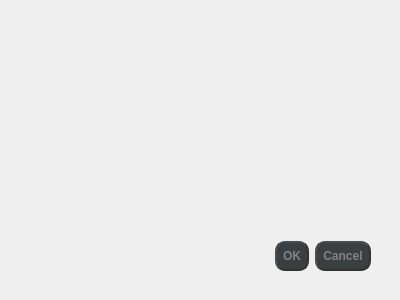
Before: the Qt Designer form settings.ui in michalszc/BrainfuckIDE, drawn with Qt 5.
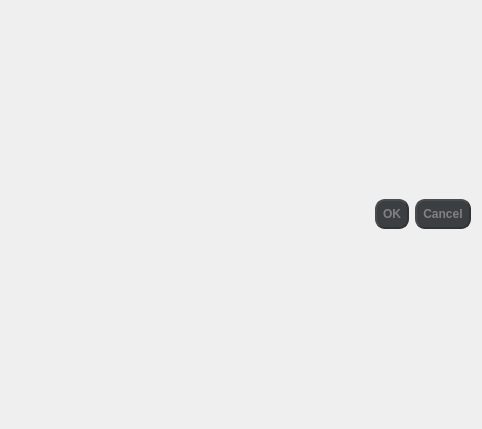
After: the same form once the commit is applied.

What changed in the file:
```diff
--- a/settings.ui
+++ b/settings.ui
@@ -6,22 +6,16 @@
    <rect>
     <x>0</x>
     <y>0</y>
-    <width>400</width>
-    <height>300</height>
+    <width>482</width>
+    <height>429</height>
    </rect>
   </property>
   <property name="windowTitle">
    <string>Dialog</string>
   </property>
+  <layout class="QVBoxLayout" name="verticalLayout_2">
+   <item>
   <widget class="QDialogButtonBox" name="buttonBox">
-   <property name="geometry">
-    <rect>
-     <x>30</x>
-     <y>240</y>
-     <width>341</width>
-     <height>32</height>
-    </rect>
-   </property>
    <property name="styleSheet">
     <string notr="true">*{
 	background-color: rgba(60,63,65,255);
@@ -46,6 +40,8 @@
     <set>QDialogButtonBox::Cancel|QDialogButtonBox::Ok</set>
    </property>
   </widget>
+   </item>
+  </layout>
  </widget>
  <resources/>
  <connections>
```
Lines whose indentation alone changed are shown as unchanged.
